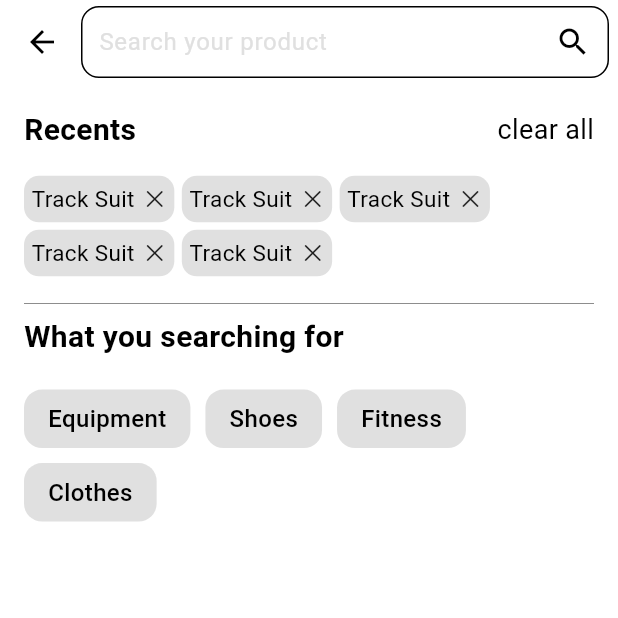
After one commit to IlyasMuhammedWac/wac-sports-ecommerce, a Flutter app: the SearchScreen screen opened by its route, on a phone screen of 412 x 824 dp, the top half of it. The commit adds this screen. Run offline on Flutter 3.47's test engine with Material 3 defaults, Android fonts, the light colour scheme and no system bars; our stand-ins replace cloud_firestore, firebase_auth, firebase_core, firebase_dynamic_links, flutter_screenutil, get_it and 2 more; accounts and stored records are empty; network calls fail; statements that could not run were skipped.

Commit message:
search ui page partially done

```diff
--- a/lib/config/routes/route_generator.dart
+++ b/lib/config/routes/route_generator.dart
@@ -1,7 +1,6 @@
 import 'package:flutter/cupertino.dart';
 import 'package:flutter/material.dart';
 import 'package:wac_sports/config/routes/routes.dart';
-import 'package:wac_sports/core/constants/app_constants.dart';
 import 'package:wac_sports/feature/authentication/view/forget_password.dart';
 import 'package:wac_sports/feature/authentication/view/login_screen.dart';
 import 'package:wac_sports/feature/authentication/view/register_screen.dart';
@@ -9,6 +8,7 @@ import 'package:wac_sports/feature/authentication/view/reset_password.dart';
 import 'package:wac_sports/feature/authentication/view/splash_screen.dart';
 import 'package:wac_sports/feature/category/view/category_screen.dart';
 import 'package:wac_sports/feature/home/view/landing_screen.dart';
+import 'package:wac_sports/feature/search/view/search_screen.dart';
 
 class RouteGenerator {
   static Route generateRoute(RouteSettings settings) {
@@ -32,9 +32,15 @@ class RouteGenerator {
         return _buildRoute(
             Routes.resetPassword, ResetPasswordScreen(code: code));
       case Routes.categoryScreen:
-        final category = settings.arguments as CategoryModel;
+        final args = settings.arguments as Map<String, dynamic>;
+        final category = args['category'];
+        final cuperNav = args['cuperNav'] ?? false;
         return _buildRoute(
-            Routes.categoryScreen, CategoryScreen(category: category));
+            Routes.categoryScreen, CategoryScreen(category: category),
+            cupertinoPageRoute: cuperNav);
+      case Routes.searchScreen:
+        return _buildRoute(Routes.searchScreen, const SearchScreen(),
+            cupertinoPageRoute: true);
       default:
         return _buildRoute('/', const SizedBox());
     }
--- a/lib/config/routes/routes.dart
+++ b/lib/config/routes/routes.dart
@@ -6,4 +6,5 @@ class Routes {
   static const landingScreen = '/landingScreen';
   static const resetPassword = '/resetPasswordScreen';
   static const categoryScreen = '/categoryScreen';
+  static const searchScreen = '/searchScreen';
 }
--- a/lib/config/styles/color_palette.dart
+++ b/lib/config/styles/color_palette.dart
@@ -9,4 +9,5 @@ class ColorPalette {
   static Color get errorColor => Colors.red;
   static Color get greenColor => Colors.green;
   static Color get primaryContainer => const Color(0xffDB3022);
+  static Color get grey200 => Colors.grey[300]!;
 }
--- a/lib/config/theme/theme.dart
+++ b/lib/config/theme/theme.dart
@@ -6,7 +6,7 @@ class Themes {
     scaffoldBackgroundColor: ColorPalette.primaryColorDark,
     appBarTheme: AppBarTheme(backgroundColor: ColorPalette.primaryColorDark),
     colorScheme: ColorScheme.dark(
-      background: ColorPalette.primaryColorDark,
+      surface: ColorPalette.primaryColorDark,
       onSecondary: ColorPalette.textColorWhite,
       onTertiary: ColorPalette.textColorGrey,
       error: ColorPalette.errorColor,
@@ -16,7 +16,7 @@ class Themes {
     scaffoldBackgroundColor: ColorPalette.primaryColorLight,
     appBarTheme: AppBarTheme(backgroundColor: ColorPalette.primaryColorLight),
     colorScheme: ColorScheme.light(
-      background: ColorPalette.primaryColorLight,
+      surface: ColorPalette.primaryColorLight,
       onSecondary: ColorPalette.textColorBlack,
       onTertiary: ColorPalette.textColorGrey,
       error: ColorPalette.errorColor,
--- a/lib/core/constants/app_strings.dart
+++ b/lib/core/constants/app_strings.dart
@@ -10,4 +10,5 @@ class AppStrings {
   static const dontHaveAcc = "Don't have an account?";
   static const forgotPassContent =
       "Please, enter your email address. You will recieve a link to create a new password via email";
+
 }
--- a/lib/core/extension/context.dart
+++ b/lib/core/extension/context.dart
@@ -8,6 +8,7 @@ extension CustomContext on BuildContext {
   Color get primaryColor => ColorPalette.primaryContainer;
   Color get textColor => colors.onSecondary;
   Color get green => ColorPalette.greenColor;
+  Color get grey200 =>ColorPalette.grey200;
 }
 /**
 path.lineTo(w, h * 0.65);
--- a/lib/feature/authentication/view/splash_screen.dart
+++ b/lib/feature/authentication/view/splash_screen.dart
@@ -24,7 +24,7 @@ class SplashScreen extends StatelessWidget {
       }
     });
     return Scaffold(
-      backgroundColor: Theme.of(context).colorScheme.background,
+      backgroundColor: Theme.of(context).colorScheme.surface,
       body: const Center(
         child: CustomLoader(
           size: Size(50, 50),
--- a/lib/feature/category/view/widgets/text_button_with_icon_widget.dart
+++ b/lib/feature/category/view/widgets/text_button_with_icon_widget.dart
@@ -15,7 +15,7 @@ class TextButtonWithIconWidget extends StatelessWidget {
   @override
   Widget build(BuildContext context) {
     var buttonStyle = ButtonStyle(
-        foregroundColor: MaterialStatePropertyAll(context.textColor));
+        foregroundColor: WidgetStatePropertyAll(context.textColor));
     return TextButton.icon(
       onPressed: onPressed,
       icon: Icon(iconData),
--- a/lib/feature/home/view/widgets/appbar_homepage_widget.dart
+++ b/lib/feature/home/view/widgets/appbar_homepage_widget.dart
@@ -1,5 +1,6 @@
 import 'package:flutter/material.dart';
 import 'package:flutter_screenutil/flutter_screenutil.dart';
+import 'package:wac_sports/config/routes/routes.dart';
 import 'package:wac_sports/config/styles/font_palette.dart';
 import 'package:wac_sports/core/constants/app_constants.dart';
 
@@ -23,6 +24,10 @@ class AppbarHomepageWidget extends StatelessWidget {
           ),
           10.horizontalSpace,
           Flexible(
+            child: InkWell(
+              onTap: () {
+                Navigator.pushNamed(context, Routes.searchScreen);
+              },
               child: Container(
                 height: 40,
                 decoration: BoxDecoration(
@@ -39,6 +44,7 @@ class AppbarHomepageWidget extends StatelessWidget {
                   ],
                 ),
               ),
+            ),
           )
         ],
       ),
--- a/lib/feature/home/view/widgets/category_row_widget.dart
+++ b/lib/feature/home/view/widgets/category_row_widget.dart
@@ -43,7 +43,7 @@ class CategoryRowWidget extends StatelessWidget {
                     Navigator.pushNamed(
                       context,
                       Routes.categoryScreen,
-                      arguments: categoryImages[index],
+                      arguments: {"category": categoryImages[index]},
                     );
                   },
                   child: _buildSingleCategoryCircle(index)),
--- /dev/null
+++ b/lib/feature/search/view/search_screen.dart
@@ -0,0 +1,83 @@
+import 'package:flutter/material.dart';
+import 'package:flutter_screenutil/flutter_screenutil.dart';
+import 'package:wac_sports/config/routes/routes.dart';
+import 'package:wac_sports/core/constants/app_constants.dart';
+import 'package:wac_sports/core/extension/context.dart';
+import 'package:wac_sports/feature/search/view/widgets/category_tile_widget.dart';
+import 'package:wac_sports/feature/search/view/widgets/recent_show_widget.dart';
+
+class SearchScreen extends StatefulWidget {
+  const SearchScreen({super.key});
+
+  @override
+  State<SearchScreen> createState() => _SearchScreenState();
+}
+
+class _SearchScreenState extends State<SearchScreen> {
+  bool isRecent = true;
+  @override
+  Widget build(BuildContext context) {
+    return Scaffold(
+      appBar: AppBar(
+        titleSpacing: -2,
+        title: Padding(
+          padding: const EdgeInsets.only(right: 8.0),
+          child: TextFormField(
+            cursorColor: Colors.black,
+            decoration: InputDecoration(
+                contentPadding: const EdgeInsets.all(8),
+                border: OutlineInputBorder(
+                  borderRadius: BorderRadius.circular(12),
+                ),
+                suffixIcon: InkWell(
+                  onTap: () {},
+                  child: const Icon(
+                    Icons.search,
+                  ),
+                ),
+                focusedBorder: OutlineInputBorder(
+                    borderRadius: BorderRadius.circular(12),
+                    borderSide: const BorderSide(color: Colors.black)),
+                hintText: 'Search your product',
+                hintStyle: TextStyle(
+                    color: context.grey200, fontWeight: FontWeight.w400)),
+          ),
+        ),
+      ),
+      body: Padding(
+        padding: const EdgeInsets.all(16.0),
+        child: Column(crossAxisAlignment: CrossAxisAlignment.start, children: [
+          isRecent ? const RecentsShowWidget() : const SizedBox(),
+          const Row(
+            children: [
+              Text(
+                'What you searching for ',
+                style: TextStyle(fontWeight: FontWeight.bold, fontSize: 20),
+              ),
+            ],
+          ),
+          20.verticalSpace,
+          Wrap(
+            spacing: 10,
+            runSpacing: 10,
+            children: [
+              ...List.generate(
+                categoryImages.length,
+                (index) => CategoryTileWidget(
+                  categoryTitle: categoryImages[index].title,
+                  ontap: () {
+                    Navigator.pushNamed(context, Routes.categoryScreen,
+                        arguments: {
+                          'category': categoryImages[index],
+                          'cuperNav': true,
+                        });
+                  },
+                ),
+              )
+            ],
+          )
+        ]),
+      ),
+    );
+  }
+}
--- /dev/null
+++ b/lib/feature/search/view/widgets/category_tile_widget.dart
@@ -0,0 +1,30 @@
+import 'package:flutter/material.dart';
+import 'package:wac_sports/core/extension/context.dart';
+
+class CategoryTileWidget extends StatelessWidget {
+  final String categoryTitle;
+  final VoidCallback ontap;
+  const CategoryTileWidget({
+    required this.categoryTitle,
+    required this.ontap,
+    super.key,
+  });
+
+  @override
+  Widget build(BuildContext context) {
+    return InkWell(
+      onTap: ontap,
+      child: Container(
+        decoration: BoxDecoration(
+            color: context.grey200, borderRadius: BorderRadius.circular(12)),
+        child: Padding(
+          padding:
+              const EdgeInsets.only(top: 8.0, bottom: 8, left: 16, right: 16),
+          child: Text(categoryTitle,
+              style:
+                  const TextStyle(fontWeight: FontWeight.w500, fontSize: 16)),
+        ),
+      ),
+    );
+  }
+}
--- /dev/null
+++ b/lib/feature/search/view/widgets/recent_search_text_tile_widget.dart
@@ -0,0 +1,44 @@
+import 'package:flutter/cupertino.dart';
+import 'package:flutter/material.dart';
+import 'package:flutter_screenutil/flutter_screenutil.dart';
+import 'package:wac_sports/core/extension/context.dart';
+
+class RecentsSearchTextTileWidget extends StatelessWidget {
+  final String searchTitle;
+  final VoidCallback onTap;
+  const RecentsSearchTextTileWidget({
+    required this.searchTitle,
+    required this.onTap,
+    super.key,
+  });
+
+  @override
+  Widget build(BuildContext context) {
+    return Container(
+      decoration: BoxDecoration(
+        borderRadius: BorderRadius.circular(10),
+        color: context.grey200,
+      ),
+      child: Padding(
+        padding: const EdgeInsets.all(5.0),
+        child: Row(
+          mainAxisAlignment: MainAxisAlignment.spaceBetween,
+          mainAxisSize: MainAxisSize.min,
+          children: [
+            Text(searchTitle,
+                style:
+                    const TextStyle(fontWeight: FontWeight.w400, fontSize: 15)),
+            5.horizontalSpace,
+            InkWell(
+              onTap: onTap,
+              child: const Icon(
+                CupertinoIcons.clear,
+                size: 16,
+              ),
+            )
+          ],
+        ),
+      ),
+    );
+  }
+}
--- /dev/null
+++ b/lib/feature/search/view/widgets/recent_show_widget.dart
@@ -0,0 +1,50 @@
+import 'package:flutter/material.dart';
+import 'package:flutter_screenutil/flutter_screenutil.dart';
+import 'package:wac_sports/feature/search/view/widgets/recent_search_text_tile_widget.dart';
+
+class RecentsShowWidget extends StatelessWidget {
+  const RecentsShowWidget({
+    super.key,
+  });
+
+  @override
+  Widget build(BuildContext context) {
+    return Column(
+      crossAxisAlignment: CrossAxisAlignment.start,
+      children: [
+        Row(
+          mainAxisAlignment: MainAxisAlignment.spaceBetween,
+          children: [
+            const Text(
+              'Recents',
+              style: TextStyle(fontWeight: FontWeight.bold, fontSize: 20),
+            ),
+            InkWell(
+              onTap: () {},
+              child: const Text('clear all',
+                  style: TextStyle(fontWeight: FontWeight.w400, fontSize: 18)),
+            )
+          ],
+        ),
+        16.verticalSpace,
+        Wrap(
+          spacing: 5,
+          runSpacing: 5,
+          children: [
+            ...List.generate(
+              5,
+              (index) => RecentsSearchTextTileWidget(
+                searchTitle: 'Track Suit',
+                onTap: () {},
+              ),
+            )
+          ],
+        ),
+        10.verticalSpace,
+        const Divider(
+          thickness: 0.3,
+        ),
+      ],
+    );
+  }
+}
```
Also changed, not shown: pubspec.lock, 4 other files. Lines whose indentation alone changed are shown as unchanged.
